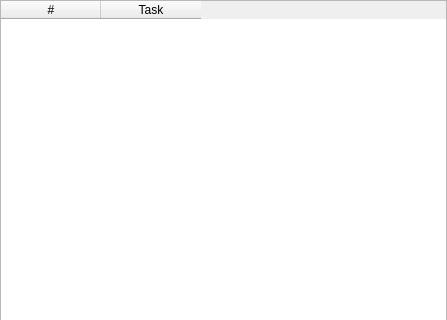
The window that Tasuke/TaskWindow.ui (mushopea/Tasuke) describes before a commit, drawn with Qt 5; both pictures show x 0 to 447 and y 0 to 320 of the 447 by 567 pixel window.
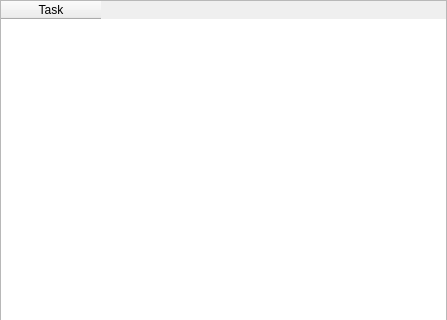
The same window after the commit.

Commit message: Minor task window adjustments

Patch:
```diff
--- a/Tasuke/TaskWindow.ui
+++ b/Tasuke/TaskWindow.ui
@@ -29,11 +29,6 @@
     </property>
     <item>
      <widget class="QTableWidget" name="tableWidget">
-      <column>
-       <property name="text">
-        <string>#</string>
-       </property>
-      </column>
       <column>
        <property name="text">
         <string>Task</string>
```
The commit also changes 3 other files.
